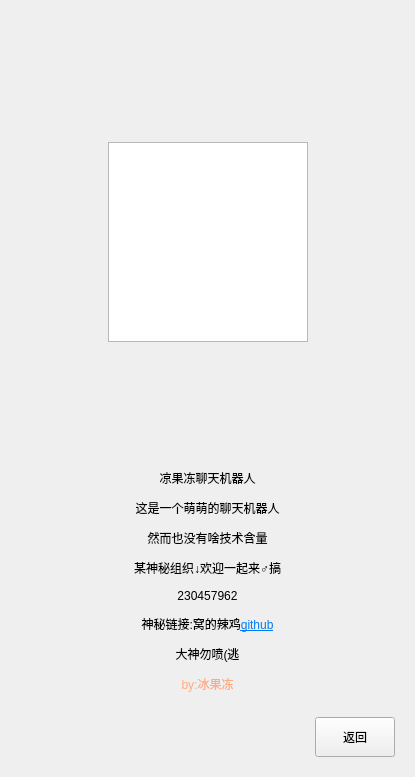
Qt form 0_1_6/aboutform.ui (Fydui/AI-L-jelly) before a commit.
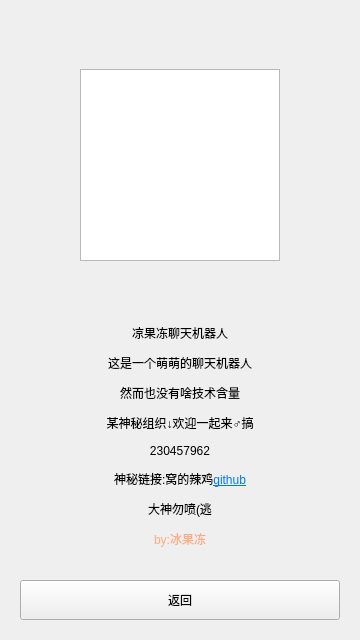
The same form after that commit. Icons and pictures are not drawn.

Commit message: 修复Failed to load platform plugin "windows"

Patch:
```diff
--- a/0_1_6/aboutform.ui
+++ b/0_1_6/aboutform.ui
@@ -6,8 +6,8 @@
    <rect>
     <x>0</x>
     <y>0</y>
-    <width>415</width>
-    <height>777</height>
+    <width>360</width>
+    <height>640</height>
    </rect>
   </property>
   <property name="sizePolicy">
@@ -18,8 +18,8 @@
   </property>
   <property name="minimumSize">
    <size>
-    <width>200</width>
-    <height>200</height>
+    <width>360</width>
+    <height>640</height>
    </size>
   </property>
   <property name="windowTitle">
@@ -90,7 +90,7 @@
                <property name="minimumSize">
                 <size>
                  <width>200</width>
-                 <height>200</height>
+                 <height>180</height>
                 </size>
                </property>
                <property name="maximumSize">
@@ -128,6 +128,12 @@
         </item>
         <item>
          <widget class="QLabel" name="label">
+          <property name="sizePolicy">
+           <sizepolicy hsizetype="Expanding" vsizetype="Expanding">
+            <horstretch>0</horstretch>
+            <verstretch>0</verstretch>
+           </sizepolicy>
+          </property>
           <property name="styleSheet">
            <string notr="true">font: 12pt &quot;Adobe Arabic&quot;;</string>
           </property>
@@ -146,19 +152,6 @@
      <layout class="QHBoxLayout" name="horizontalLayout_3">
       <item>
        <layout class="QHBoxLayout" name="horizontalLayout_2">
-        <item>
-         <spacer name="horizontalSpacer">
-          <property name="orientation">
-           <enum>Qt::Horizontal</enum>
-          </property>
-          <property name="sizeHint" stdset="0">
-           <size>
-            <width>40</width>
-            <height>20</height>
-           </size>
-          </property>
-         </spacer>
-        </item>
         <item>
          <widget class="QPushButton" name="pushButton">
           <property name="sizePolicy">
```
Left out of the diff: 36 changed lines with no effect on the pictures. The commit also changes 5 other files.
